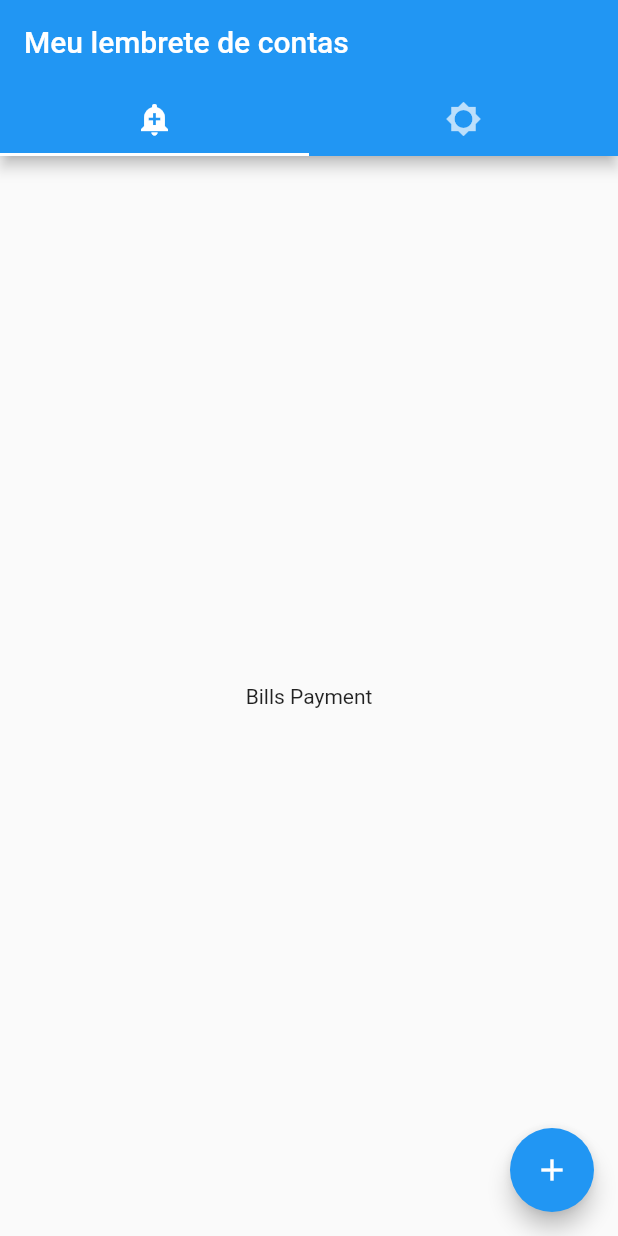
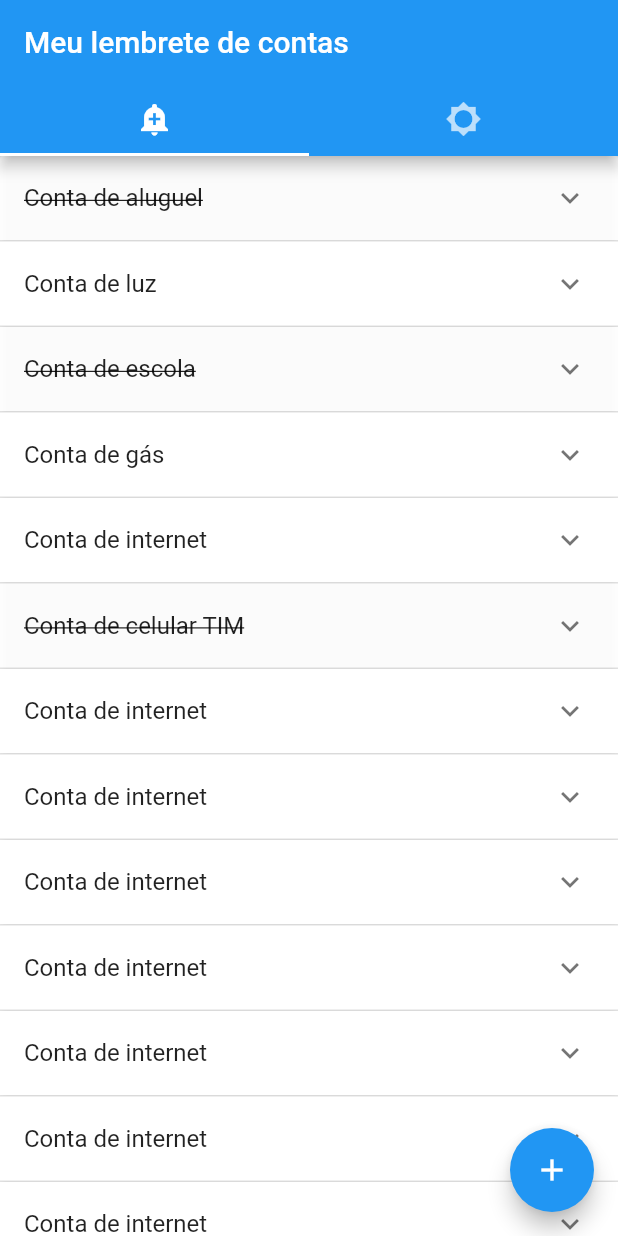
Before and after one commit to brunoalvesdasilva/flutter_remember, a Flutter app: the screen it shows after launch, on a phone screen of 412 x 824 dp. Run offline on Flutter 3.47's test engine with Material 2 defaults, Android fonts, the phone set to English and light mode, and no system bars.

```diff
--- a/lib/screens/home/home.dart
+++ b/lib/screens/home/home.dart
@@ -19,7 +19,7 @@ class _HomeScreenState extends State<HomeScreen> {
     }
 
     return FloatingActionButton(
-      tooltip: 'Increment Counter',
+      tooltip: 'Adicionar nova conta',
       child: const Icon(Icons.add),
       onPressed: () {
         Navigator.push(
--- a/lib/screens/home/widget/bills_payments/bills_payments.dart
+++ b/lib/screens/home/widget/bills_payments/bills_payments.dart
@@ -1,4 +1,5 @@
 import 'package:flutter/material.dart';
+import '../../../bills_payments/bills_payments.dart';
 
 class BillsPayments extends StatefulWidget {
   const BillsPayments({Key? key}) : super(key: key);
@@ -7,11 +8,98 @@ class BillsPayments extends StatefulWidget {
   _BillsPaymentsState createState() => _BillsPaymentsState();
 }
 
+class Item {
+  Item(
+      {required this.title,
+      this.body = "",
+      this.isExpanded = false,
+      this.isPaid = false});
+
+  String title;
+  String body;
+  bool isExpanded;
+  bool isPaid;
+}
+
+Color _colorByPaid(bool isPaid) {
+  if (isPaid) {
+    return Colors.white.withOpacity(0.95);
+  }
+
+  return Colors.white;
+}
+
+int _sortingBills(current, previous) {
+  return current.isPaid ? 1 : 0;
+}
+
+void gotoEdit(BuildContext context) {
+  Navigator.push(
+    context,
+    MaterialPageRoute(
+        builder: (context) => const BillPaymentsScreen(
+              title: "Editar conta",
+            )),
+  );
+}
+
 class _BillsPaymentsState extends State<BillsPayments> {
+  final List<Item> _bills = [
+    Item(title: 'Conta de aluguel', isPaid: true),
+    Item(title: 'Conta de luz'),
+    Item(title: 'Conta de escola', isPaid: true),
+    Item(title: 'Conta de gás'),
+    Item(title: 'Conta de internet'),
+    Item(title: 'Conta de celular TIM', isPaid: true),
+    Item(title: 'Conta de internet'),
+    Item(title: 'Conta de internet'),
+    Item(title: 'Conta de internet'),
+    Item(title: 'Conta de internet'),
+    Item(title: 'Conta de internet'),
+    Item(title: 'Conta de internet'),
+    Item(title: 'Conta de internet'),
+    Item(title: 'Conta de internet'),
+  ];
+
   @override
   Widget build(BuildContext context) {
-    return const Center(
-      child: Text("Bills Payment"),
+    return SingleChildScrollView(
+      child: Container(
+        child: _buildPanel(),
+      ),
+    );
+  }
+
+  Widget _buildPanel() {
+    // _bills.sort(_sortingBills);
+
+    return ExpansionPanelList(
+      expansionCallback: (int index, bool isExpanded) {
+        setState(() {
+          _bills[index].isExpanded = !isExpanded;
+        });
+      },
+      children: _bills.map<ExpansionPanel>((Item item) {
+        return ExpansionPanel(
+          backgroundColor: _colorByPaid(item.isPaid),
+          headerBuilder: (BuildContext context, bool isExpanded) {
+            TextDecoration _textDecoration = item.isPaid ? TextDecoration.lineThrough : TextDecoration.none;
+
+            return ListTile(
+              title: Text(item.title, style: TextStyle(decoration: _textDecoration)),
+            );
+          },
+          body: ListTile(
+              title: Text(item.title),
+              subtitle:
+                  const Text('To delete this panel, tap the trash can icon'),
+              trailing: const Icon(Icons.edit),
+              onTap: () {
+                gotoEdit(context);
+              }),
+          isExpanded: item.isExpanded,
+        );
+      }).toList(),
     );
   }
 }
```
Also changed, not shown: lib/screens/bills_payments/widget/form_bills/form_bills.dart (+95 -8 lines).
